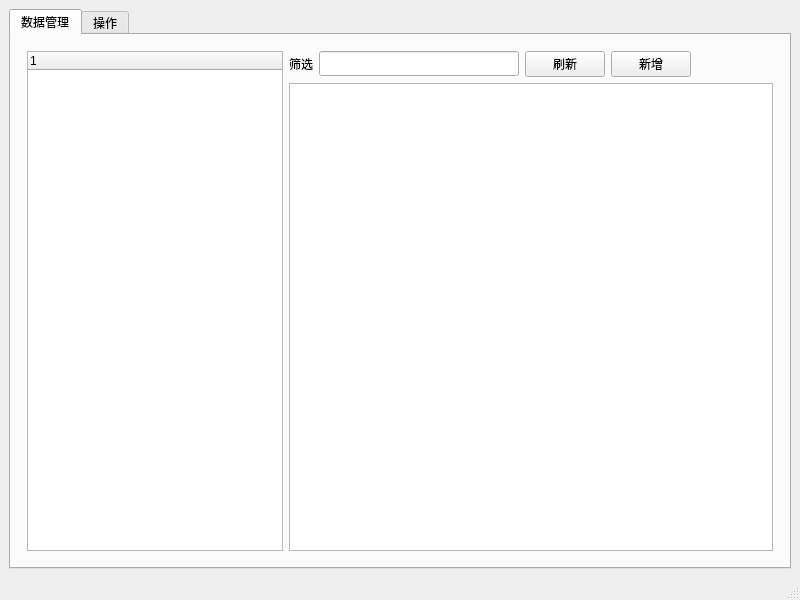
LetMeHold/wanbo.py, file ui/main.ui: the form before one commit.
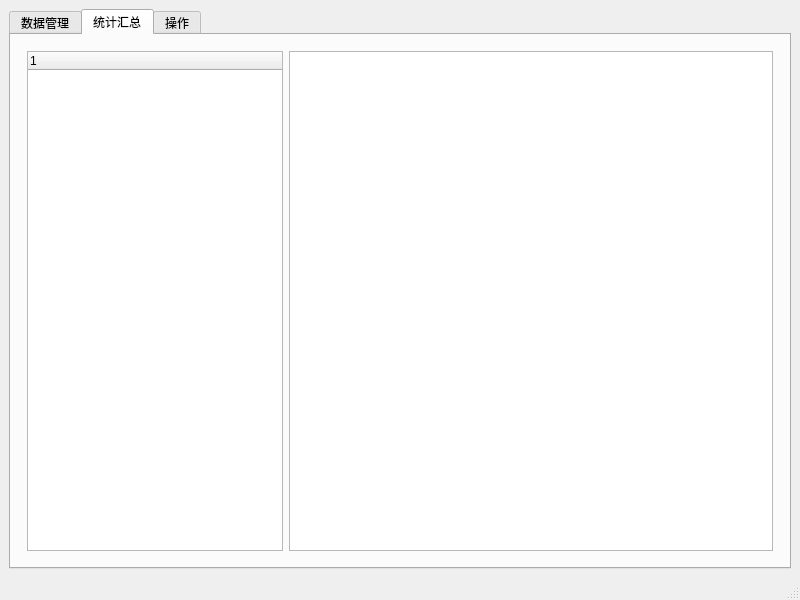
The form after the commit. The open tabs and pages were chosen to show the change.

Commit message: 增加应收账款统计

The edit to the form file:
```diff
--- a/ui/main.ui
+++ b/ui/main.ui
@@ -151,6 +151,49 @@
         </item>
        </layout>
       </widget>
+      <widget class="QWidget" name="tabStats">
+       <attribute name="title">
+        <string>统计汇总</string>
+       </attribute>
+       <layout class="QHBoxLayout" name="horizontalLayout_4">
+        <property name="leftMargin">
+         <number>16</number>
+        </property>
+        <property name="topMargin">
+         <number>16</number>
+        </property>
+        <property name="rightMargin">
+         <number>16</number>
+        </property>
+        <property name="bottomMargin">
+         <number>16</number>
+        </property>
+        <item>
+         <widget class="QTreeWidget" name="trStats">
+          <property name="sizePolicy">
+           <sizepolicy hsizetype="Fixed" vsizetype="Expanding">
+            <horstretch>0</horstretch>
+            <verstretch>0</verstretch>
+           </sizepolicy>
+          </property>
+          <property name="minimumSize">
+           <size>
+            <width>50</width>
+            <height>0</height>
+           </size>
+          </property>
+          <column>
+           <property name="text">
+            <string notr="true">1</string>
+           </property>
+          </column>
+         </widget>
+        </item>
+        <item>
+         <widget class="QTableWidget" name="twStats"/>
+        </item>
+       </layout>
+      </widget>
       <widget class="QWidget" name="tabJob">
        <attribute name="title">
         <string>操作</string>
```
The commit also changes 4 other files.
